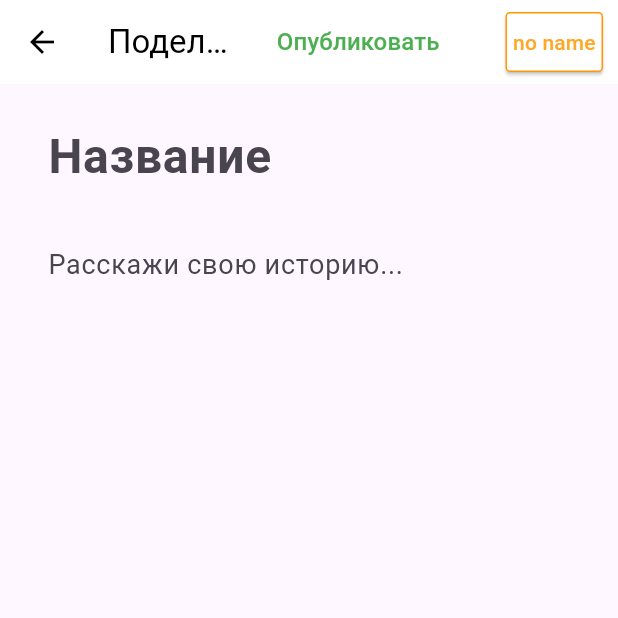
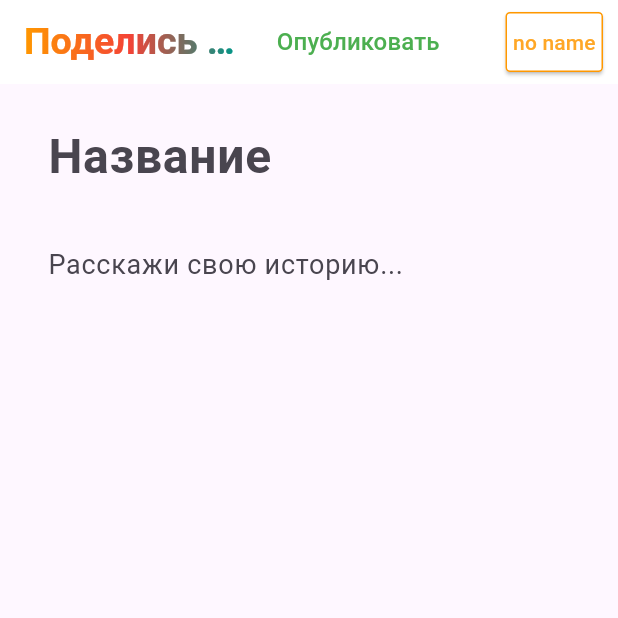
Before and after one commit to ttsukuyomi3auka/front_forum, a Flutter app: the CreatePostView screen opened by its route, on a phone screen of 412 x 824 dp, the top half of it. Run offline on Flutter 3.47's test engine with Material 3 defaults, Android fonts, the phone set to English and light mode, and no system bars; drawn by our look-alikes of simple_gradient_text; our stand-ins replace dio, freezed_annotation, get, shared_preferences; missing offline and left inert: gradient_icon, jwt_decode; accounts and stored records are empty; network calls fail.

```diff
--- a/lib/app/constants.dart
+++ b/lib/app/constants.dart
@@ -37,6 +37,8 @@ abstract class ApiEndpoints {
   static const String getUserPosts = "/post/user-posts/";
   static const String addLikeToPost = "/post/like";
   static const String getAllNonApprovedPosts = "/post/non-approved";
+  static const String approvePost = "/post/approve";
+  static const String rejectPost = "/post/reject";
 
   static const String getArea = "/area/";
 
--- a/lib/app/modules/create_post/views/create_post_view.dart
+++ b/lib/app/modules/create_post/views/create_post_view.dart
@@ -2,6 +2,7 @@ import 'package:flutter/material.dart';
 import 'package:front_forum/app/routes/app_pages.dart';
 import 'package:front_forum/app/services/auth_service.dart';
 import 'package:get/get.dart';
+import 'package:simple_gradient_text/simple_gradient_text.dart';
 import '../controllers/create_post_controller.dart';
 
 class CreatePostView extends GetView<CreatePostController> {
@@ -10,17 +11,25 @@ class CreatePostView extends GetView<CreatePostController> {
   Widget build(BuildContext context) {
     return Scaffold(
       appBar: AppBar(
+        automaticallyImplyLeading: false,
         elevation: 0,
         backgroundColor: Colors.white,
-        leading: IconButton(
-          icon: const Icon(Icons.arrow_back, color: Colors.black),
-          onPressed: () {
+        title: GestureDetector(
+          onTap: () {
             Get.offAndToNamed(Routes.HOME);
           },
-        ),
-        title: const Text(
-          'Поделись со всеми',
-          style: TextStyle(color: Colors.black),
+          child: GradientText(
+            'Поделись со всеми',
+            style: const TextStyle(
+              fontSize: 25.0,
+              fontWeight: FontWeight.bold,
+            ),
+            colors: const [
+              Colors.orange,
+              Colors.red,
+              Colors.teal,
+            ],
+          ),
         ),
         actions: [
           TextButton(
--- a/lib/app/modules/moderation/views/moderation_view.dart
+++ b/lib/app/modules/moderation/views/moderation_view.dart
@@ -27,7 +27,10 @@ class ModerationView extends GetView<ModerationController> {
             Expanded(
               child: TabBarView(
                 children: [
-                  Obx(() => PostModerationList(post: controller.posts.value)),
+                  Obx(() => PostModerationList(
+                        post: controller.posts.value,
+                        controller: controller,
+                      )),
                   Obx(() => CommentsModerationList(
                       comments: controller.comments.value)),
                 ],
--- a/lib/app/modules/profile/views/its_me_widgets.dart
+++ b/lib/app/modules/profile/views/its_me_widgets.dart
@@ -67,7 +67,7 @@ class ItsMeWidget extends StatelessWidget {
                                 children: [
                                   GestureDetector(
                                     onTap: () {
-                                      Get.toNamed(Routes.READ_POST,
+                                      Get.offAndToNamed(Routes.READ_POST,
                                           parameters: {"postId": post.id});
                                     },
                                     child: MouseRegion(
@@ -110,7 +110,7 @@ class ItsMeWidget extends StatelessWidget {
                                     children: [
                                       const Icon(
                                         Icons.thumb_up,
-                                        color: Colors.orange,
+                                        color: Colors.green,
                                         size: 16.0,
                                       ),
                                       const SizedBox(width: 4.0),
--- a/lib/app/modules/widgets/custom_app_bar.dart
+++ b/lib/app/modules/widgets/custom_app_bar.dart
@@ -18,7 +18,7 @@ class CustomAppBar extends StatelessWidget implements PreferredSizeWidget {
         child: GradientText(
           'Смысл',
           style: const TextStyle(
-            fontSize: 20.0,
+            fontSize: 25.0,
             fontWeight: FontWeight.bold,
           ),
           colors: const [
@@ -37,7 +37,7 @@ class CustomAppBar extends StatelessWidget implements PreferredSizeWidget {
                   AuthService.to.currentUser.value.role == Roles.moderator) {
                 return ElevatedButton(
                     onPressed: () {
-                      Get.toNamed(Routes.MODERATION);
+                      Get.offAndToNamed(Routes.MODERATION);
                     },
                     style: ElevatedButton.styleFrom(
                       backgroundColor: Colors.white,
@@ -106,7 +106,7 @@ class CustomAppBar extends StatelessWidget implements PreferredSizeWidget {
 
                   return ElevatedButton(
                     onPressed: () {
-                      Get.toNamed(Routes.PROFILE,
+                      Get.offAndToNamed(Routes.PROFILE,
                           parameters: {"userId": AuthService.to.userId});
                     },
                     style: ElevatedButton.styleFrom(
--- a/lib/app/modules/widgets/moderation_app_bar.dart
+++ b/lib/app/modules/widgets/moderation_app_bar.dart
@@ -18,7 +18,7 @@ class ModerationAppBar extends StatelessWidget implements PreferredSizeWidget {
         child: GradientText(
           'Смысл',
           style: const TextStyle(
-            fontSize: 20.0,
+            fontSize: 25.0,
             fontWeight: FontWeight.bold,
           ),
           colors: const [
--- a/lib/app/services/network_service.dart
+++ b/lib/app/services/network_service.dart
@@ -76,6 +76,7 @@ class NetworkService extends GetxService {
       var response = await _client.post(url, data: data);
       return response.statusCode == 201;
     } on DioException catch (e) {
+      printInfo(info: e.toString());
       return false;
     } catch (e) {
       printInfo(info: e.toString());
--- a/pubspec.yaml
+++ b/pubspec.yaml
@@ -45,6 +45,7 @@ dependencies:
   intl: ^0.19.0
   multiselect_dropdown_flutter: ^0.0.7
   simple_gradient_text: ^1.3.0
+  gradient_icon: ^2.0.9
 
 dev_dependencies:
   flutter_test:
```
Also changed, not shown: lib/app/modules/moderation/controllers/moderation_controller.dart (+12 -0 lines), lib/app/modules/profile/views/not_me_widgets.dart (+2 -6 lines), lib/app/modules/profile/views/profile_view.dart (+18 -1 lines), lib/app/modules/read_post/views/read_post_view.dart (+13 -3 lines), lib/app/modules/widgets/post_list_widgets.dart (+20 -7 lines), lib/app/modules/widgets/post_moderation_list.dart (+5 -3 lines), lib/app/repositories/post_repository.dart (+10 -0 lines), pubspec.lock.
